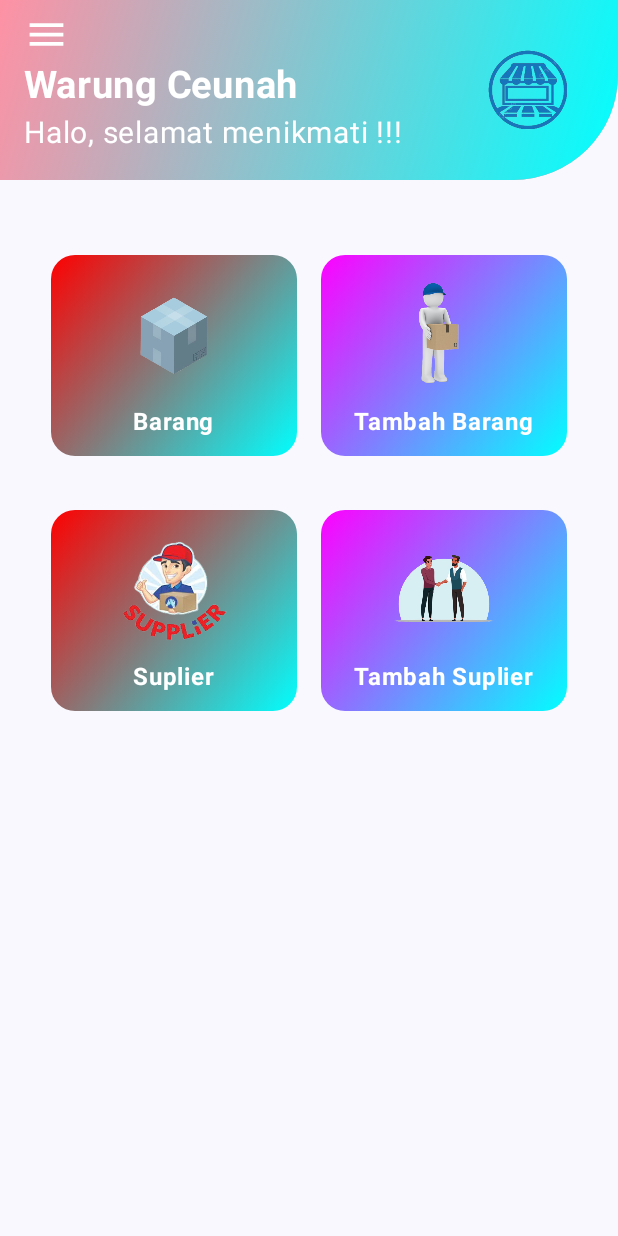
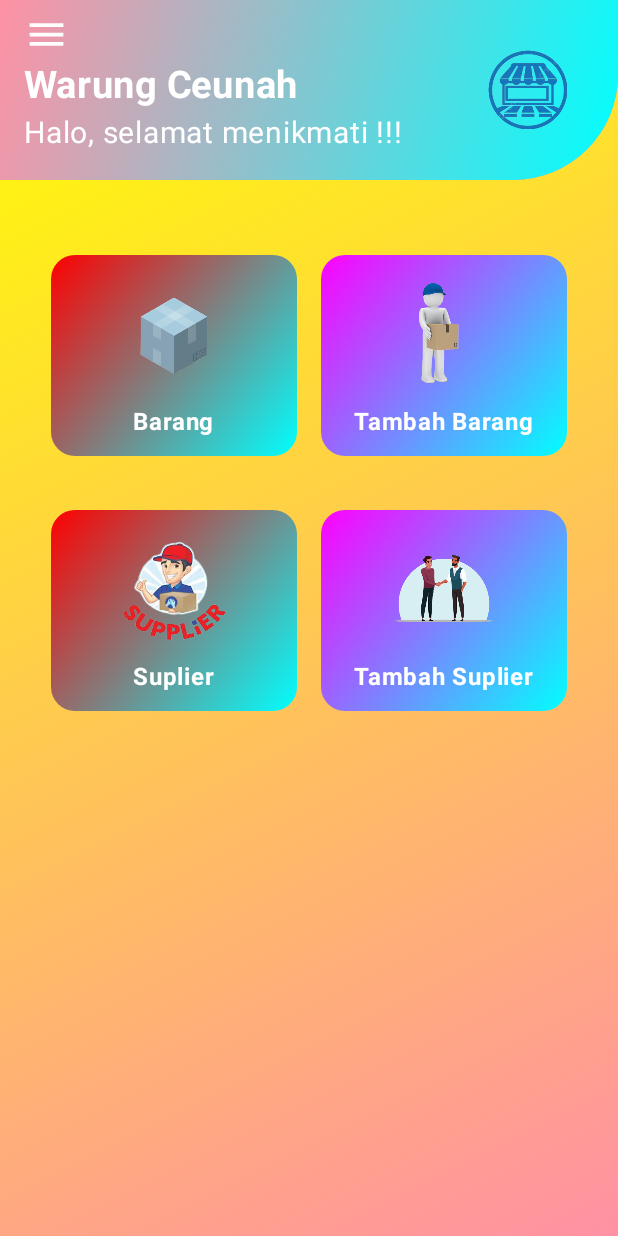
Before and after one commit to BriliyanLuthfiTriandri/UcpRoomDatabase_0094, an Android app built with Jetpack Compose: the screen it shows after launch (MainActivity), on a phone screen of 412 x 824 dp. Run offline under Robolectric (Android 15) with nearby library versions, the phone set to English and light mode, and no system bars.

Commit message:
mengubah warna background pada halaman awal

```diff
--- a/app/src/main/java/com/example/ucp2/ui/view/HomeAwal.kt
+++ b/app/src/main/java/com/example/ucp2/ui/view/HomeAwal.kt
@@ -33,7 +33,18 @@ fun HomeAwal(
     onHomeSuplier: () -> Unit = { },
 
 ) {
-    Column(modifier = Modifier.fillMaxSize()) {
+    Column(
+        modifier = Modifier
+            .fillMaxSize()
+            .background(
+                brush = Brush.linearGradient(
+                    colors = listOf(
+                        Color.Yellow,
+                        Color(0xFFFF91A4)
+                    )
+                )
+            )
+    ) {
         Card(
             shape = RoundedCornerShape(bottomEnd = 70.dp),
             colors = CardDefaults.cardColors(containerColor = Color(0xFFFF91A4)),
```
